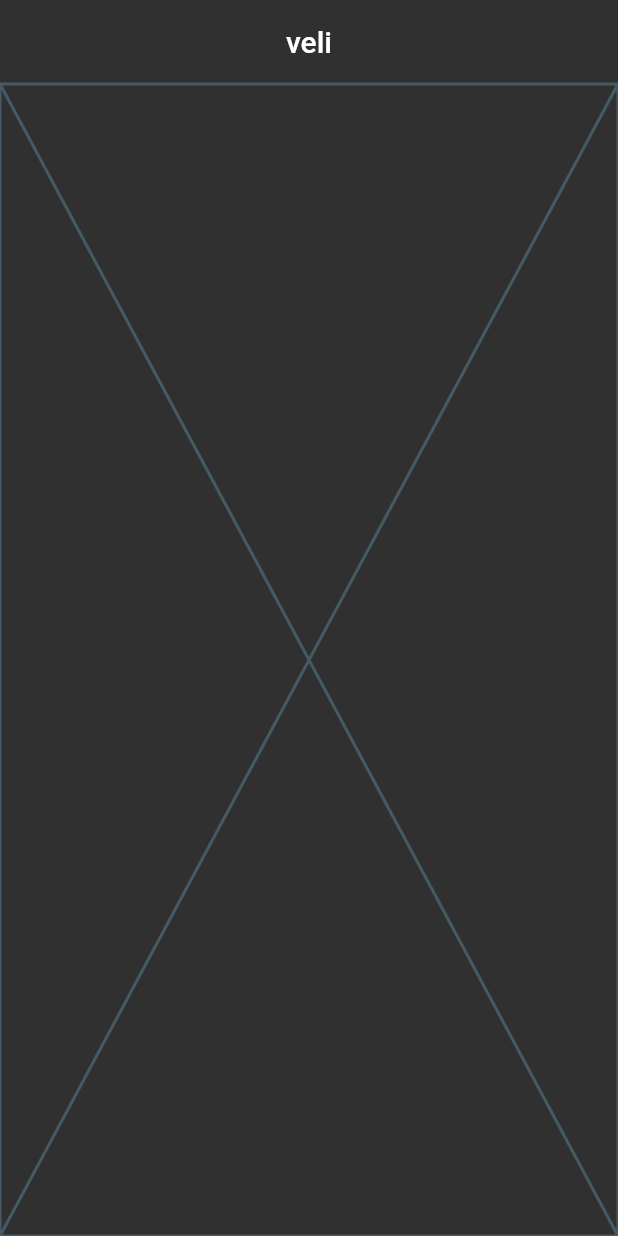
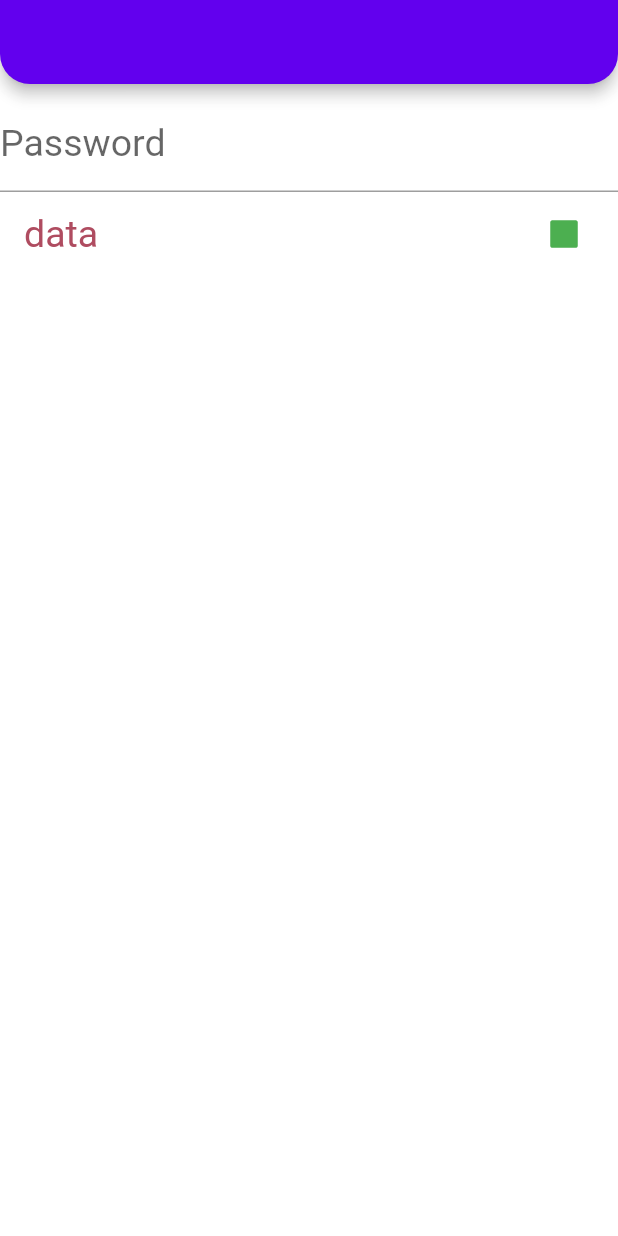
Before and after one commit to suleymanakca/flutter_application_get_started, a Flutter app: the screen it shows after launch, on a phone screen of 412 x 824 dp. Run offline on Flutter 3.47's test engine with Material 2 defaults, Android fonts, the phone set to English and light mode, and no system bars; our stand-ins replace dio, flutter_spinkit.

Commit message:
practices on theme, extension and textfield

```diff
--- /dev/null
+++ b/lib/202/theme/light_theme.dart
@@ -0,0 +1,35 @@
+import 'package:flutter/material.dart';
+
+class LightTheme {
+  final _lightColor = _LightColor();
+
+  late ThemeData theme;
+
+  LightTheme() {
+    theme = ThemeData(
+      appBarTheme: const AppBarTheme(
+          shape: RoundedRectangleBorder(
+              borderRadius:
+                  BorderRadius.vertical(bottom: Radius.circular(20)))),
+      scaffoldBackgroundColor: Colors.white.withOpacity(0.9),
+      floatingActionButtonTheme:
+          const FloatingActionButtonThemeData(backgroundColor: Colors.green),
+      buttonTheme: ButtonThemeData(
+          colorScheme: ColorScheme.light(
+        onPrimary: _lightColor.blueMania,
+        onSecondary: _lightColor.blueMania,
+      )),
+      colorScheme: const ColorScheme.light(),
+      checkboxTheme: CheckboxThemeData(
+          side: const BorderSide(color: Colors.green),
+          fillColor: MaterialStateProperty.all(Colors.green)),
+      textTheme: ThemeData.light().textTheme.copyWith(
+          subtitle1: TextStyle(fontSize: 25, color: _lightColor._textColor)),
+    );
+  }
+}
+
+class _LightColor {
+  final Color _textColor = const Color.fromARGB(255, 175, 76, 96);
+  final Color blueMania = const Color.fromARGB(255, 10, 27, 217);
+}
--- /dev/null
+++ b/lib/202/theme_learn_view.dart
@@ -0,0 +1,29 @@
+import 'package:flutter/material.dart';
+
+import '../demos/password_text_field.dart';
+
+class ThemeLearnView extends StatefulWidget {
+  const ThemeLearnView({super.key});
+
+  @override
+  State<ThemeLearnView> createState() => _ThemeLearnViewState();
+}
+
+class _ThemeLearnViewState extends State<ThemeLearnView> {
+  @override
+  Widget build(BuildContext context) {
+    return Scaffold(
+      appBar: AppBar(),
+      body: Column(
+        children: [
+          const PasswordTextField(),
+          CheckboxListTile(
+            value: false,
+            onChanged: (value) {},
+            title: const Text('data'),
+          )
+        ],
+      ),
+    );
+  }
+}
--- /dev/null
+++ b/lib/demos/password_text_field.dart
@@ -0,0 +1,50 @@
+import 'package:flutter/material.dart';
+
+class PasswordTextField extends StatefulWidget {
+  const PasswordTextField({super.key, this.controller});
+
+  final TextEditingController? controller;
+
+  @override
+  State<PasswordTextField> createState() => _PasswordTextFieldState();
+}
+
+class _PasswordTextFieldState extends State<PasswordTextField> {
+  final _obsecureText = '#';
+  bool _isSecure = true;
+
+  void _changeLoading() {
+    setState(() {
+      _isSecure = !_isSecure;
+    });
+  }
+
+  @override
+  Widget build(BuildContext context) {
+    return TextField(
+      controller: widget.controller,
+      decoration: InputDecoration(
+        border: const UnderlineInputBorder(),
+        hintText: 'Password',
+        suffix: _onVisibilityIcon(),
+      ),
+      autofillHints: const [AutofillHints.password],
+      obscureText: _isSecure,
+      obscuringCharacter: _obsecureText,
+      keyboardType: TextInputType.visiblePassword,
+    );
+  }
+
+  IconButton _onVisibilityIcon() {
+    return IconButton(
+        onPressed: _changeLoading,
+        icon: AnimatedCrossFade(
+            firstChild: const Icon(Icons.visibility_outlined),
+            secondChild: const Icon(Icons.visibility_off_outlined),
+            crossFadeState: _isSecure
+                ? CrossFadeState.showFirst
+                : CrossFadeState.showSecond,
+            duration: const Duration(seconds: 1)));
+    //icon: Icon(_isSecure ? Icons.visibility : Icons.visibility_off));
+  }
+}
--- a/lib/main.dart
+++ b/lib/main.dart
@@ -1,8 +1,11 @@
 import 'package:flutter/material.dart';
 import 'package:flutter/services.dart';
+import 'package:flutter_application_get_started/202/theme/light_theme.dart';
 import '101/color_learn.dart';
+import '202/package_learn_view.dart';
 import '202/service/service_learn_get_view.dart';
 import '202/service/service_post_learn_view.dart';
+import '202/theme_learn_view.dart';
 
 void main() {
   runApp(const MyApp()); // Ali Dayi
@@ -17,42 +20,43 @@ class MyApp extends StatelessWidget {
     return MaterialApp(
       title: 'Flutter Demo',
       debugShowCheckedModeBanner: false,
-      theme: ThemeData.dark().copyWith(
-          tabBarTheme: const TabBarTheme(
-            labelColor: Colors.white,
-            unselectedLabelColor: Colors.red,
-            indicatorSize: TabBarIndicatorSize.label,
-          ),
-          bottomAppBarTheme:
-              const BottomAppBarTheme(shape: CircularNotchedRectangle()),
-          progressIndicatorTheme:
-              const ProgressIndicatorThemeData(color: Colors.red),
-          listTileTheme:
-              const ListTileThemeData(contentPadding: EdgeInsets.zero),
-          cardTheme: CardTheme(
-              shape: RoundedRectangleBorder(
-                  borderRadius: BorderRadius.circular(20))),
-          errorColor: ColorsItems.dingley,
-          textSelectionTheme:
-              const TextSelectionThemeData(selectionColor: Colors.red),
-          inputDecorationTheme: const InputDecorationTheme(
-              filled: true,
-              fillColor: Colors.white,
-              iconColor: Colors.red,
-              border: OutlineInputBorder(),
-              labelStyle: TextStyle(color: Colors.amber),
-              floatingLabelStyle: TextStyle(
-                  color: Colors.red,
-                  fontSize: 24,
-                  fontWeight: FontWeight.w600)),
-          textTheme: const TextTheme(subtitle1: TextStyle(color: Colors.red)),
-          appBarTheme: const AppBarTheme(
-            centerTitle: true,
-            backgroundColor: Colors.transparent,
-            systemOverlayStyle: SystemUiOverlayStyle.light,
-            elevation: 0,
-          )),
-      home: const ServiceLearn(),
+      theme: LightTheme().theme,
+      // ThemeData.dark().copyWith(
+      //     tabBarTheme: const TabBarTheme(
+      //       labelColor: Colors.white,
+      //       unselectedLabelColor: Colors.red,
+      //       indicatorSize: TabBarIndicatorSize.label,
+      //     ),
+      //     bottomAppBarTheme:
+      //         const BottomAppBarTheme(shape: CircularNotchedRectangle()),
+      //     progressIndicatorTheme:
+      //         const ProgressIndicatorThemeData(color: Colors.red),
+      //     listTileTheme:
+      //         const ListTileThemeData(contentPadding: EdgeInsets.zero),
+      //     cardTheme: CardTheme(
+      //         shape: RoundedRectangleBorder(
+      //             borderRadius: BorderRadius.circular(20))),
+      //     errorColor: ColorsItems.dingley,
+      //     textSelectionTheme:
+      //         const TextSelectionThemeData(selectionColor: Colors.red),
+      //     inputDecorationTheme: const InputDecorationTheme(
+      //         filled: true,
+      //         fillColor: Colors.white,
+      //         iconColor: Colors.red,
+      //         border: OutlineInputBorder(),
+      //         labelStyle: TextStyle(color: Colors.amber),
+      //         floatingLabelStyle: TextStyle(
+      //             color: Colors.red,
+      //             fontSize: 24,
+      //             fontWeight: FontWeight.w600)),
+      //     textTheme: const TextTheme(subtitle1: TextStyle(color: Colors.red)),
+      //     appBarTheme: const AppBarTheme(
+      //       centerTitle: true,
+      //       backgroundColor: Colors.transparent,
+      //       systemOverlayStyle: SystemUiOverlayStyle.light,
+      //       elevation: 0,
+      //     )),
+      home: const ThemeLearnView(),
     );
   }
 }
--- a/lib/notes/genel_note.txt
+++ b/lib/notes/genel_note.txt
@@ -23,3 +23,5 @@
 - TabBarView kritik
 - servisten data çekiliyorsa en mantıklı yöntem PostModel8
 - websocket, http requeste göre finans projelerinde daha çok kullanılıyor
+- shimmer, lottie, flutter_spinkit
+- AnimatedCrossFade
--- a/pubspec.yaml
+++ b/pubspec.yaml
@@ -33,7 +33,10 @@ dependencies:
     sdk: flutter
 
   dio: ^4.0.6
-
+  #Google
+  url_launcher: ^6.1.6
+  #Animation
+  flutter_spinkit: ^5.1.0
   # The following adds the Cupertino Icons font to your application.
   # Use with the CupertinoIcons class for iOS style icons.
   cupertino_icons: ^1.0.2
```
Also changed, not shown: lib/202/package_learn_view.dart (added, +31 -0 lines), lib/202/packages/launch_manager.dart (added, +10 -0 lines), lib/202/packages/loading_bar.dart (added, +12 -0 lines), lib/202/widget_size_enum_view.dart (added, +37 -0 lines), pubspec.lock, 6 other files.
